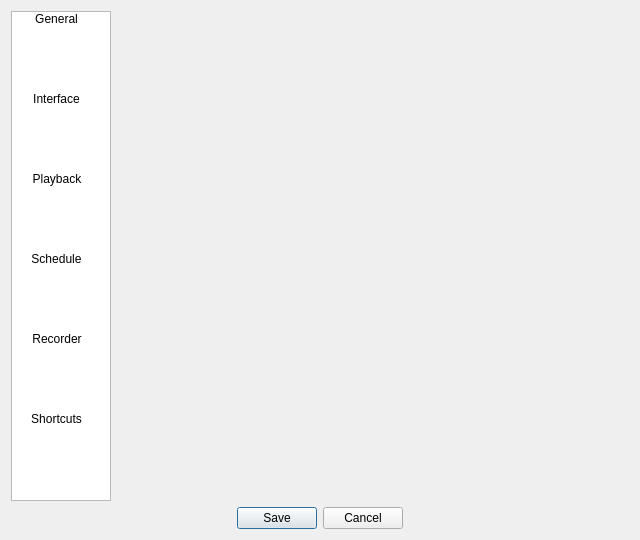
The window that src/ui/settings/SettingsEdit.ui (ntadej/tano) describes before a commit, drawn with Qt 5.
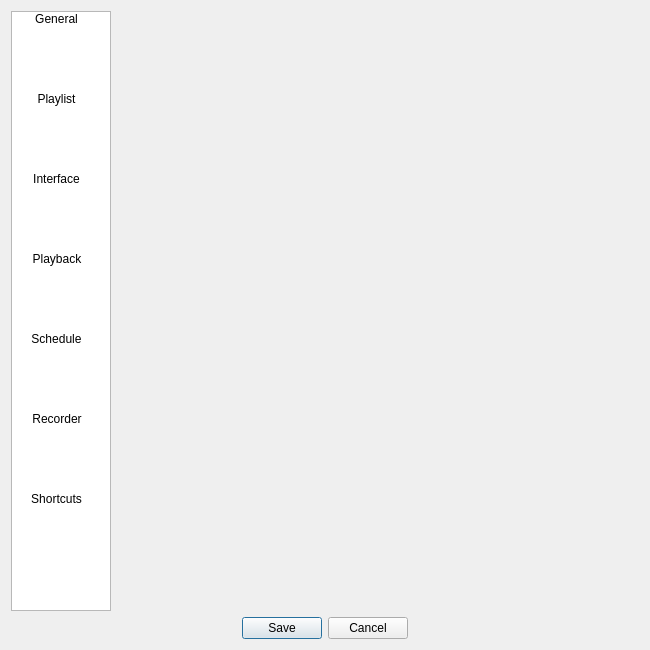
The same window after the commit. The open tabs and pages were chosen to show the change. Icons and pictures are not drawn. Custom widgets are drawn as their Qt base class.

Commit message: Major settings update with new options

Diff of the .ui file:
```diff
--- a/src/ui/settings/SettingsEdit.ui
+++ b/src/ui/settings/SettingsEdit.ui
@@ -6,8 +6,8 @@
    <rect>
     <x>0</x>
     <y>0</y>
-    <width>640</width>
-    <height>540</height>
+    <width>650</width>
+    <height>650</height>
    </rect>
   </property>
   <property name="minimumSize">
@@ -38,6 +38,9 @@
        <height>16777215</height>
       </size>
      </property>
+     <property name="verticalScrollBarPolicy">
+      <enum>Qt::ScrollBarAlwaysOff</enum>
+     </property>
      <property name="horizontalScrollBarPolicy">
       <enum>Qt::ScrollBarAlwaysOff</enum>
      </property>
@@ -86,6 +89,18 @@
         <normaloff>:/icons/48x48/settings.png</normaloff>:/icons/48x48/settings.png</iconset>
       </property>
      </item>
+     <item>
+      <property name="text">
+       <string>Playlist</string>
+      </property>
+      <property name="textAlignment">
+       <set>AlignHCenter|AlignVCenter|AlignCenter</set>
+      </property>
+      <property name="icon">
+       <iconset resource="../../../data/icons.qrc">
+        <normaloff>:/icons/48x48/video.png</normaloff>:/icons/48x48/video.png</iconset>
+      </property>
+     </item>
      <item>
       <property name="text">
        <string>Interface</string>
@@ -183,6 +198,26 @@
        </item>
       </layout>
      </widget>
+     <widget class="QWidget" name="pagePlaylist">
+      <layout class="QVBoxLayout" name="verticalLayout_2">
+       <item>
+        <widget class="SettingsPlaylist" name="playlist" native="true"/>
+       </item>
+       <item>
+        <spacer name="spacerPlaylist">
+         <property name="orientation">
+          <enum>Qt::Vertical</enum>
+         </property>
+         <property name="sizeHint" stdset="0">
+          <size>
+           <width>20</width>
+           <height>547</height>
+          </size>
+         </property>
+        </spacer>
+       </item>
+      </layout>
+     </widget>
      <widget class="QWidget" name="pageGui">
       <layout class="QVBoxLayout" name="layoutInterface">
        <item>
@@ -311,6 +346,12 @@
    <header>ui/settings/SettingsSchedule.h</header>
    <container>1</container>
   </customwidget>
+  <customwidget>
+   <class>SettingsPlaylist</class>
+   <extends>QWidget</extends>
+   <header>ui/settings/SettingsPlaylist.h</header>
+   <container>1</container>
+  </customwidget>
  </customwidgets>
  <resources>
   <include location="../../../data/icons.qrc"/>
```
The commit also changes 43 other files.
